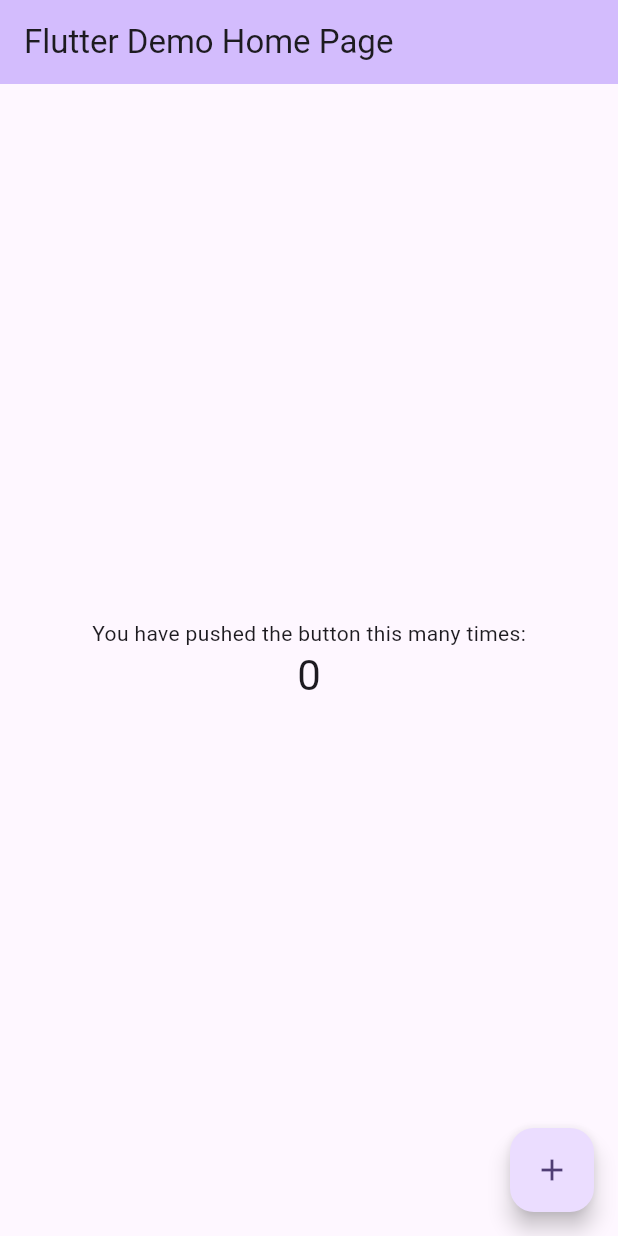
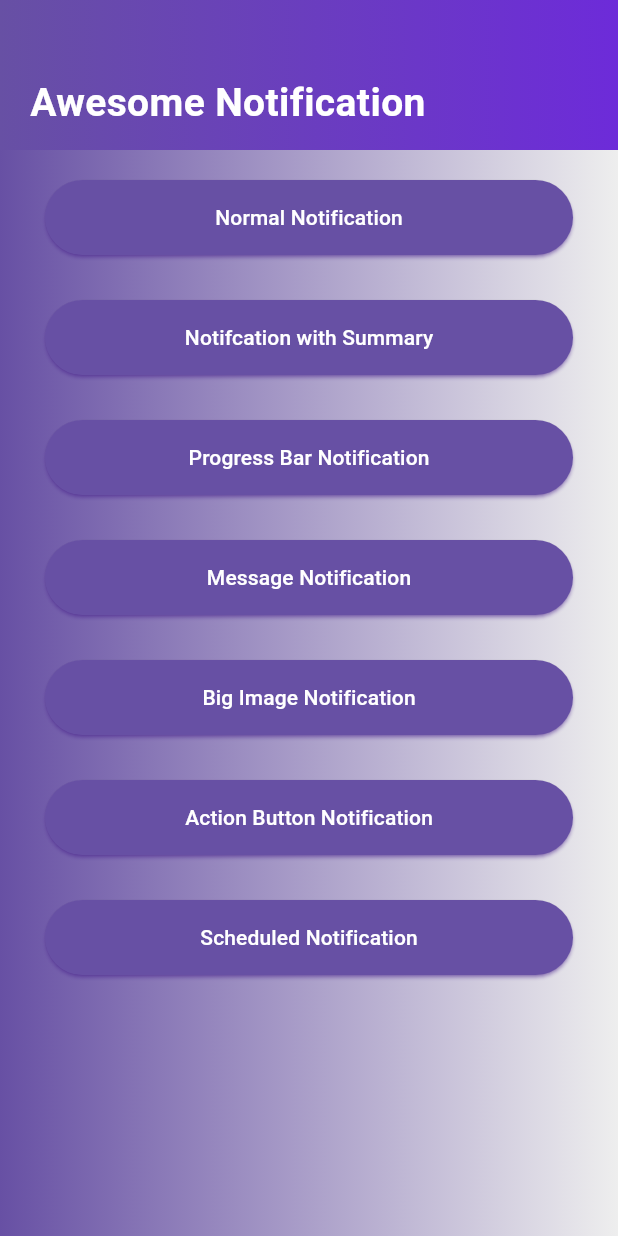
Before and after one commit to albugowy15/week10_notification, a Flutter app: the screen it shows after launch, on a phone screen of 412 x 824 dp. Run offline on Flutter 3.47's test engine with Material 3 defaults, Android fonts, the phone set to English and light mode, and no system bars; our stand-ins replace awesome_notifications.

Commit message:
feat: add all files

```diff
--- a/lib/main.dart
+++ b/lib/main.dart
@@ -1,125 +1,28 @@
 import 'package:flutter/material.dart';
+import 'package:week10_notification/screens/home_screen.dart';
+import 'package:week10_notification/services/notification_service.dart';
 
-void main() {
-  runApp(const MyApp());
+void main() async {
+  WidgetsFlutterBinding.ensureInitialized();
+  await NotificationService.initializeNotification();
+  runApp(const MainApp());
 }
 
-class MyApp extends StatelessWidget {
-  const MyApp({super.key});
+class MainApp extends StatelessWidget {
+  const MainApp({super.key});
 
-  // This widget is the root of your application.
+  static GlobalKey<NavigatorState> navigatorKey = GlobalKey<NavigatorState>();
   @override
   Widget build(BuildContext context) {
+    const secondaryColor = Color(0xff6D2BD9);
     return MaterialApp(
-      title: 'Flutter Demo',
+      navigatorKey: navigatorKey,
+      title: "Awesome Notification Demo",
       theme: ThemeData(
-        // This is the theme of your application.
-        //
-        // TRY THIS: Try running your application with "flutter run". You'll see
-        // the application has a purple toolbar. Then, without quitting the app,
-        // try changing the seedColor in the colorScheme below to Colors.green
-        // and then invoke "hot reload" (save your changes or press the "hot
-        // reload" button in a Flutter-supported IDE, or press "r" if you used
-        // the command line to start the app).
-        //
-        // Notice that the counter didn't reset back to zero; the application
-        // state is not lost during the reload. To reset the state, use hot
-        // restart instead.
-        //
-        // This works for code too, not just values: Most code changes can be
-        // tested with just a hot reload.
-        colorScheme: ColorScheme.fromSeed(seedColor: Colors.deepPurple),
-        useMaterial3: true,
+        primarySwatch: Colors.blue,
+        shadowColor: secondaryColor,
       ),
-      home: const MyHomePage(title: 'Flutter Demo Home Page'),
+      home: const HomeScreen(),
     );
   }
 }
-
-class MyHomePage extends StatefulWidget {
-  const MyHomePage({super.key, required this.title});
-
-  // This widget is the home page of your application. It is stateful, meaning
-  // that it has a State object (defined below) that contains fields that affect
-  // how it looks.
-
-  // This class is the configuration for the state. It holds the values (in this
-  // case the title) provided by the parent (in this case the App widget) and
-  // used by the build method of the State. Fields in a Widget subclass are
-  // always marked "final".
-
-  final String title;
-
-  @override
-  State<MyHomePage> createState() => _MyHomePageState();
-}
-
-class _MyHomePageState extends State<MyHomePage> {
-  int _counter = 0;
-
-  void _incrementCounter() {
-    setState(() {
-      // This call to setState tells the Flutter framework that something has
-      // changed in this State, which causes it to rerun the build method below
-      // so that the display can reflect the updated values. If we changed
-      // _counter without calling setState(), then the build method would not be
-      // called again, and so nothing would appear to happen.
-      _counter++;
-    });
-  }
-
-  @override
-  Widget build(BuildContext context) {
-    // This method is rerun every time setState is called, for instance as done
-    // by the _incrementCounter method above.
-    //
-    // The Flutter framework has been optimized to make rerunning build methods
-    // fast, so that you can just rebuild anything that needs updating rather
-    // than having to individually change instances of widgets.
-    return Scaffold(
-      appBar: AppBar(
-        // TRY THIS: Try changing the color here to a specific color (to
-        // Colors.amber, perhaps?) and trigger a hot reload to see the AppBar
-        // change color while the other colors stay the same.
-        backgroundColor: Theme.of(context).colorScheme.inversePrimary,
-        // Here we take the value from the MyHomePage object that was created by
-        // the App.build method, and use it to set our appbar title.
-        title: Text(widget.title),
-      ),
-      body: Center(
-        // Center is a layout widget. It takes a single child and positions it
-        // in the middle of the parent.
-        child: Column(
-          // Column is also a layout widget. It takes a list of children and
-          // arranges them vertically. By default, it sizes itself to fit its
-          // children horizontally, and tries to be as tall as its parent.
-          //
-          // Column has various properties to control how it sizes itself and
-          // how it positions its children. Here we use mainAxisAlignment to
-          // center the children vertically; the main axis here is the vertical
-          // axis because Columns are vertical (the cross axis would be
-          // horizontal).
-          //
-          // TRY THIS: Invoke "debug painting" (choose the "Toggle Debug Paint"
-          // action in the IDE, or press "p" in the console), to see the
-          // wireframe for each widget.
-          mainAxisAlignment: MainAxisAlignment.center,
-          children: <Widget>[
-            const Text(
-              'You have pushed the button this many times:',
-            ),
-            Text(
-              '$_counter',
-              style: Theme.of(context).textTheme.headlineMedium,
-            ),
-          ],
-        ),
-      ),
-      floatingActionButton: FloatingActionButton(
-        onPressed: _incrementCounter,
-        tooltip: 'Increment',
-        child: const Icon(Icons.add),
-      ), // This trailing comma makes auto-formatting nicer for build methods.
-    );
-  }
-}
--- /dev/null
+++ b/lib/screens/home_screen.dart
@@ -0,0 +1,118 @@
+import 'package:awesome_notifications/awesome_notifications.dart';
+import 'package:flutter/material.dart';
+import 'package:week10_notification/services/notification_service.dart';
+import 'package:week10_notification/widgets/notification_button.dart';
+import 'package:week10_notification/widgets/top_bard.dart';
+
+class HomeScreen extends StatelessWidget {
+  const HomeScreen({super.key});
+
+  @override
+  Widget build(BuildContext context) {
+    return Scaffold(
+      backgroundColor: Colors.blue,
+      body: Container(
+        decoration: BoxDecoration(
+          gradient: LinearGradient(
+            colors: [
+              Theme.of(context).primaryColor,
+              Colors.grey[200]!,
+            ],
+          ),
+        ),
+        child: Column(
+          crossAxisAlignment: CrossAxisAlignment.center,
+          mainAxisAlignment: MainAxisAlignment.start,
+          children: [
+            const TopBar(title: 'Awesome Notification'),
+            NotificationButton(
+              onPressed: () async {
+                await NotificationService.showNotification(
+                  title: "Title of the notification",
+                  body: 'Body of the notification',
+                );
+              },
+              text: 'Normal Notification',
+            ),
+            NotificationButton(
+              onPressed: () async {
+                await NotificationService.showNotification(
+                  title: 'Title of the notification',
+                  body: 'Body of the notification',
+                  summary: 'Small summary',
+                  notificationLayout: NotificationLayout.Inbox,
+                );
+              },
+              text: 'Notifcation with Summary',
+            ),
+            NotificationButton(
+              onPressed: () async {
+                await NotificationService.showNotification(
+                  title: "Title of the notification",
+                  body: "Body of the notification",
+                  summary: "Small summary",
+                  notificationLayout: NotificationLayout.ProgressBar,
+                );
+              },
+              text: "Progress Bar Notification",
+            ),
+            NotificationButton(
+              onPressed: () async {
+                await NotificationService.showNotification(
+                  title: "Title of the notification",
+                  body: "Body of the notification",
+                  summary: "Small summary",
+                  notificationLayout: NotificationLayout.Messaging,
+                );
+              },
+              text: "Message Notification",
+            ),
+            NotificationButton(
+              onPressed: () async {
+                await NotificationService.showNotification(
+                  title: "Title of the notification",
+                  body: "Body of the notification",
+                  summary: "Small summary",
+                  notificationLayout: NotificationLayout.BigPicture,
+                  bigPicture:
+                      "https://avatars.githubusercontent.com/u/49820990",
+                );
+              },
+              text: "Big Image Notification",
+            ),
+            NotificationButton(
+              onPressed: () async {
+                await NotificationService.showNotification(
+                  title: "Title of the notification",
+                  body: "Body of the notification",
+                  payload: {
+                    "navigate": 'true',
+                  },
+                  actionButtons: [
+                    NotificationActionButton(
+                      key: 'check',
+                      label: "Check it out",
+                      actionType: ActionType.SilentAction,
+                    ),
+                  ],
+                );
+              },
+              text: "Action Button Notification",
+            ),
+            NotificationButton(
+              onPressed: () async {
+                await NotificationService.showNotification(
+                  title: "Scheduled notification",
+                  body: "Notification was fired after 5 seconds",
+                  scheduled: true,
+                  interval: 5,
+                );
+              },
+              text: "Scheduled Notification",
+            )
+          ],
+        ),
+      ),
+    );
+  }
+}
--- /dev/null
+++ b/lib/services/notification_service.dart
@@ -0,0 +1,115 @@
+import 'package:awesome_notifications/awesome_notifications.dart';
+import 'package:flutter/material.dart';
+import 'package:week10_notification/main.dart';
+import 'package:week10_notification/screens/second_screen.dart';
+
+class NotificationService {
+  static Future<void> initializeNotification() async {
+    await AwesomeNotifications().initialize(
+      null,
+      [
+        NotificationChannel(
+          channelGroupKey: 'high_importance_channel',
+          channelKey: 'high_importance_channel',
+          channelName: 'Basic notifications',
+          channelDescription: 'Notification channed for basic test',
+          defaultColor: const Color(0xFF9D50DD),
+          ledColor: Colors.white,
+          importance: NotificationImportance.Max,
+          channelShowBadge: true,
+          onlyAlertOnce: true,
+          playSound: true,
+          criticalAlerts: true,
+        ),
+      ],
+      channelGroups: [
+        NotificationChannelGroup(
+          channelGroupKey: 'high_importance_channel_group',
+          channelGroupName: 'Group 1',
+        ),
+      ],
+      debug: true,
+    );
+
+    await AwesomeNotifications().isNotificationAllowed().then(
+      (isAllowed) async {
+        if (!isAllowed) {
+          await AwesomeNotifications().requestPermissionToSendNotifications();
+        }
+      },
+    );
+
+    await AwesomeNotifications().setListeners(
+      onActionReceivedMethod: onActionReceivedMethod,
+      onNotificationCreatedMethod: onNotificationCreatedMethod,
+      onNotificationDisplayedMethod: onNotificationDisplayedMethod,
+      onDismissActionReceivedMethod: onDismissActionReceivedMethod,
+    );
+  }
+
+  static Future<void> onNotificationCreatedMethod(
+      ReceivedNotification receivedNotification) async {
+    debugPrint('onNotificationCreatedMethod');
+  }
+
+  static Future<void> onNotificationDisplayedMethod(
+      ReceivedNotification receivedNotification) async {
+    debugPrint('onNotificationDisplayedMethod');
+  }
+
+  static Future<void> onDismissActionReceivedMethod(
+      ReceivedAction receivedAction) async {
+    debugPrint('onDismissActionReceivedMethod');
+  }
+
+  static Future<void> onActionReceivedMethod(
+      ReceivedAction receivedAction) async {
+    debugPrint('onActionReceivedMethod');
+    final payload = receivedAction.payload ?? {};
+
+    if (payload['navigate'] == "true") {
+      MainApp.navigatorKey.currentState
+          ?.push(MaterialPageRoute(builder: (_) => const SecondScreen()));
+    }
+  }
+
+  static Future<void> showNotification({
+    required final String title,
+    required final String body,
+    final String? summary,
+    final Map<String, String>? payload,
+    final ActionType actionType = ActionType.Default,
+    final NotificationLayout notificationLayout = NotificationLayout.Default,
+    final NotificationCategory? category,
+    final String? bigPicture,
+    final List<NotificationActionButton>? actionButtons,
+    final bool scheduled = false,
+    final int? interval,
+  }) async {
+    assert(!scheduled || (scheduled && interval != null));
+
+    await AwesomeNotifications().createNotification(
+      content: NotificationContent(
+        id: -1,
+        channelKey: 'high_importance_channel',
+        title: title,
+        body: body,
+        actionType: actionType,
+        notificationLayout: notificationLayout,
+        summary: summary,
+        category: category,
+        payload: payload,
+        bigPicture: bigPicture,
+      ),
+      actionButtons: actionButtons,
+      schedule: scheduled
+          ? NotificationInterval(
+              interval: interval,
+              timeZone:
+                  await AwesomeNotifications().getLocalTimeZoneIdentifier(),
+              preciseAlarm: true,
+            )
+          : null,
+    );
+  }
+}
--- /dev/null
+++ b/lib/widgets/notification_button.dart
@@ -0,0 +1,36 @@
+import 'package:flutter/material.dart';
+
+class NotificationButton extends StatelessWidget {
+  const NotificationButton(
+      {required this.onPressed, required this.text, super.key});
+
+  final VoidCallback onPressed;
+  final String text;
+
+  @override
+  Widget build(BuildContext context) {
+    return Padding(
+      padding: const EdgeInsets.only(
+        left: 30.0,
+        right: 30.0,
+        top: 20,
+        bottom: 10,
+      ),
+      child: SizedBox(
+        width: MediaQuery.of(context).size.width,
+        height: 50,
+        child: ElevatedButton(
+          style: ElevatedButton.styleFrom(
+            shadowColor: Theme.of(context).shadowColor,
+            backgroundColor: Theme.of(context).primaryColor,
+          ),
+          onPressed: onPressed,
+          child: Text(
+            text,
+            style: const TextStyle(color: Colors.white),
+          ),
+        ),
+      ),
+    );
+  }
+}
--- /dev/null
+++ b/lib/widgets/top_bard.dart
@@ -0,0 +1,31 @@
+import 'package:flutter/material.dart';
+
+class TopBar extends StatelessWidget {
+  final String title;
+  const TopBar({required this.title, super.key});
+
+  @override
+  Widget build(BuildContext context) {
+    return Container(
+      width: MediaQuery.of(context).size.width,
+      height: 100,
+      decoration: BoxDecoration(
+        gradient: LinearGradient(colors: [
+          Theme.of(context).primaryColor,
+          Theme.of(context).shadowColor,
+        ]),
+      ),
+      child: Padding(
+        padding: const EdgeInsets.fromLTRB(20, 50, 20, 0),
+        child: Text(
+          title,
+          style: const TextStyle(
+            color: Colors.white,
+            fontSize: 26,
+            fontWeight: FontWeight.bold,
+          ),
+        ),
+      ),
+    );
+  }
+}
--- a/pubspec.yaml
+++ b/pubspec.yaml
@@ -35,6 +35,7 @@ dependencies:
   # The following adds the Cupertino Icons font to your application.
   # Use with the CupertinoIcons class for iOS style icons.
   cupertino_icons: ^1.0.6
+  awesome_notifications: ^0.9.3+1
 
 dev_dependencies:
   flutter_test:
```
Also changed, not shown: lib/screens/second_screen.dart (added, +36 -0 lines), pubspec.lock, 7 other files.
